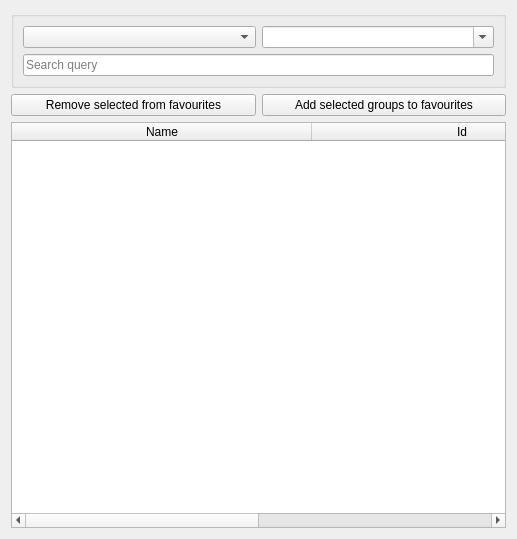
Above: uis/select_groups.ui from ozeron/messenger before the change. Below: the same form after it.
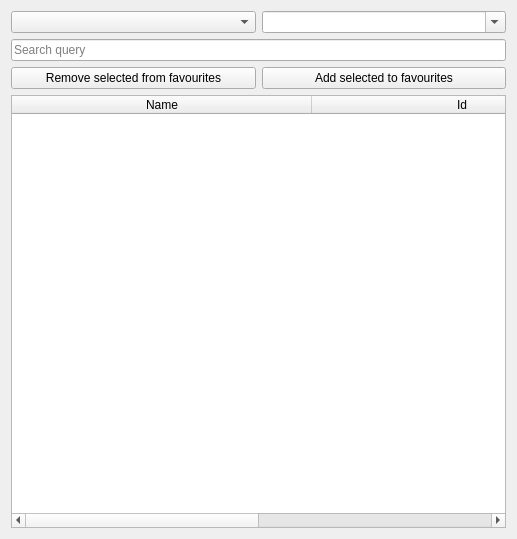
That is the form after the change.

```diff
--- a/uis/select_groups.ui
+++ b/uis/select_groups.ui
@@ -13,62 +13,57 @@
   <property name="windowTitle">
    <string>Find groups by region</string>
   </property>
-  <layout class="QVBoxLayout" name="verticalLayout" stretch="0,0,1,0">
-   <item>
-    <widget class="QGroupBox" name="groupBox">
-     <property name="minimumSize">
-      <size>
-       <width>0</width>
-       <height>0</height>
-      </size>
-     </property>
-     <property name="title">
-      <string/>
-     </property>
-     <layout class="QGridLayout" name="gridLayout_2">
-      <item row="1" column="0" colspan="2">
-       <widget class="QLineEdit" name="editQuery">
-        <property name="text">
-         <string/>
-        </property>
-        <property name="placeholderText">
-         <string>Search query</string>
-        </property>
-       </widget>
-      </item>
-      <item row="0" column="1">
-       <widget class="QComboBox" name="selectCity">
-        <property name="sizePolicy">
-         <sizepolicy hsizetype="Expanding" vsizetype="Fixed">
-          <horstretch>0</horstretch>
-          <verstretch>0</verstretch>
-         </sizepolicy>
-        </property>
-        <property name="editable">
-         <bool>true</bool>
-        </property>
-       </widget>
-      </item>
-      <item row="0" column="0">
-       <widget class="QComboBox" name="selectCountry">
-        <property name="sizePolicy">
-         <sizepolicy hsizetype="Expanding" vsizetype="Fixed">
-          <horstretch>0</horstretch>
-          <verstretch>0</verstretch>
-         </sizepolicy>
-        </property>
-        <property name="editable">
-         <bool>false</bool>
-        </property>
-       </widget>
-      </item>
-     </layout>
-    </widget>
-   </item>
+  <layout class="QVBoxLayout" name="verticalLayout" stretch="0,0,0,1">
    <item>
     <layout class="QHBoxLayout" name="horizontalLayout_2">
      <item>
+      <widget class="QComboBox" name="selectCountry">
+       <property name="sizePolicy">
+        <sizepolicy hsizetype="Expanding" vsizetype="Fixed">
+         <horstretch>0</horstretch>
+         <verstretch>0</verstretch>
+        </sizepolicy>
+       </property>
+       <property name="editable">
+        <bool>false</bool>
+       </property>
+      </widget>
+     </item>
+     <item>
+      <widget class="QComboBox" name="selectCity">
+       <property name="sizePolicy">
+        <sizepolicy hsizetype="Expanding" vsizetype="Fixed">
+         <horstretch>0</horstretch>
+         <verstretch>0</verstretch>
+        </sizepolicy>
+       </property>
+       <property name="editable">
+        <bool>true</bool>
+       </property>
+      </widget>
+     </item>
+    </layout>
+   </item>
+   <item>
+    <widget class="QLineEdit" name="editQuery">
+     <property name="text">
+      <string/>
+     </property>
+     <property name="placeholderText">
+      <string>Search query</string>
+     </property>
+    </widget>
+   </item>
+   <item>
+    <layout class="QHBoxLayout" name="horizontalLayout">
+     <item>
       <widget class="QPushButton" name="btnRemove">
+       <property name="sizePolicy">
+        <sizepolicy hsizetype="Expanding" vsizetype="Fixed">
+         <horstretch>0</horstretch>
+         <verstretch>0</verstretch>
+        </sizepolicy>
+       </property>
        <property name="text">
         <string>Remove selected from favourites</string>
        </property>
@@ -76,8 +71,14 @@
      </item>
      <item>
       <widget class="QPushButton" name="btnAdd">
+       <property name="sizePolicy">
+        <sizepolicy hsizetype="Expanding" vsizetype="Fixed">
+         <horstretch>0</horstretch>
+         <verstretch>0</verstretch>
+        </sizepolicy>
+       </property>
        <property name="text">
-        <string>Add selected groups to favourites</string>
+        <string>Add selected to favourites</string>
        </property>
       </widget>
      </item>
```
Left out of the diff: 3 changed lines with no effect on the pictures.
